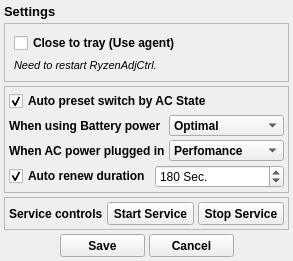
First picture: the form in CtrlSettingsForm.ui, repository xodj/RyzenAdjCtrl, before the edit.
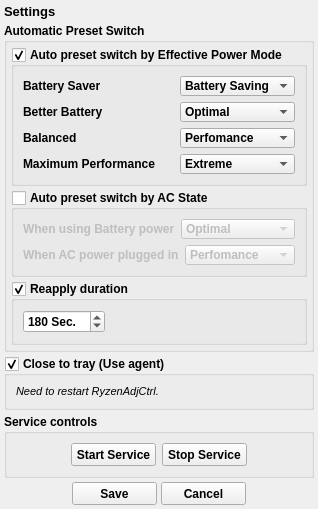
Second picture: the form after the edit.

The edit to the form file:
```diff
--- a/CtrlSettingsForm.ui
+++ b/CtrlSettingsForm.ui
@@ -6,8 +6,8 @@
    <rect>
     <x>0</x>
     <y>0</y>
-    <width>293</width>
-    <height>261</height>
+    <width>303</width>
+    <height>469</height>
    </rect>
   </property>
   <property name="windowTitle">
@@ -44,52 +44,26 @@
     </widget>
    </item>
    <item>
-    <widget class="QFrame" name="frame_3">
-     <property name="frameShape">
-      <enum>QFrame::StyledPanel</enum>
-     </property>
-     <property name="frameShadow">
-      <enum>QFrame::Plain</enum>
-     </property>
-     <layout class="QVBoxLayout" name="verticalLayout_4">
-      <item>
-       <widget class="QCheckBox" name="useAgentCheckBox">
+    <widget class="QGroupBox" name="autoPresetSwitchGroupBox">
         <property name="font">
          <font>
           <weight>75</weight>
           <bold>true</bold>
          </font>
         </property>
-        <property name="text">
-         <string>Close to tray (Use agent)</string>
-        </property>
-       </widget>
-      </item>
-      <item>
-       <widget class="QLabel" name="label_5">
-        <property name="font">
-         <font>
-          <pointsize>8</pointsize>
-          <italic>true</italic>
-         </font>
-        </property>
-        <property name="text">
-         <string>Need to restart RyzenAdjCtrl.</string>
-        </property>
-       </widget>
-      </item>
-     </layout>
-    </widget>
-   </item>
-   <item>
-    <widget class="QFrame" name="frame">
-     <property name="frameShape">
-      <enum>QFrame::StyledPanel</enum>
+     <property name="styleSheet">
+      <string notr="true"/>
+     </property>
+     <property name="title">
+      <string>Automatic Preset Switch</string>
+     </property>
+     <property name="flat">
+      <bool>false</bool>
+     </property>
+     <property name="checkable">
+      <bool>false</bool>
      </property>
-     <property name="frameShadow">
-      <enum>QFrame::Plain</enum>
-     </property>
-     <layout class="QVBoxLayout" name="verticalLayout_2">
+     <layout class="QVBoxLayout" name="verticalLayout_6">
       <property name="spacing">
        <number>4</number>
       </property>
@@ -106,21 +80,295 @@
        <number>4</number>
       </property>
       <item>
-       <widget class="QCheckBox" name="autoPresetSwitchCheckBox">
+       <widget class="QGroupBox" name="epmAutoPresetSwitchGroupBox">
         <property name="font">
          <font>
           <weight>75</weight>
           <bold>true</bold>
          </font>
         </property>
+        <property name="title">
+         <string>Auto preset switch by Effective Power Mode</string>
+        </property>
+        <property name="flat">
+         <bool>true</bool>
+        </property>
+        <property name="checkable">
+         <bool>true</bool>
+        </property>
+        <layout class="QVBoxLayout" name="verticalLayout_7">
+         <item>
+          <layout class="QHBoxLayout" name="horizontalLayout_7">
+           <item>
+            <widget class="QLabel" name="label_6">
+             <property name="font">
+              <font>
+               <weight>75</weight>
+               <bold>true</bold>
+              </font>
+             </property>
         <property name="text">
+              <string>Battery Saver</string>
+             </property>
+            </widget>
+           </item>
+           <item>
+            <widget class="QComboBox" name="epmBatterySaverComboBox">
+             <property name="sizePolicy">
+              <sizepolicy hsizetype="Fixed" vsizetype="Fixed">
+               <horstretch>0</horstretch>
+               <verstretch>0</verstretch>
+              </sizepolicy>
+             </property>
+             <property name="minimumSize">
+              <size>
+               <width>110</width>
+               <height>20</height>
+              </size>
+             </property>
+             <property name="font">
+              <font>
+               <weight>75</weight>
+               <bold>true</bold>
+              </font>
+             </property>
+             <property name="currentIndex">
+              <number>0</number>
+             </property>
+             <item>
+              <property name="text">
+               <string>Battery Saving</string>
+              </property>
+             </item>
+             <item>
+              <property name="text">
+               <string>Optimal</string>
+              </property>
+             </item>
+             <item>
+              <property name="text">
+               <string>Perfomance</string>
+              </property>
+             </item>
+             <item>
+              <property name="text">
+               <string>Extreme</string>
+              </property>
+             </item>
+            </widget>
+           </item>
+          </layout>
+         </item>
+         <item>
+          <layout class="QHBoxLayout" name="horizontalLayout_10">
+           <item>
+            <widget class="QLabel" name="label_9">
+             <property name="font">
+              <font>
+               <weight>75</weight>
+               <bold>true</bold>
+              </font>
+             </property>
+             <property name="text">
+              <string>Better Battery</string>
+             </property>
+            </widget>
+           </item>
+           <item>
+            <widget class="QComboBox" name="epmBetterBatteryComboBox">
+             <property name="sizePolicy">
+              <sizepolicy hsizetype="Fixed" vsizetype="Fixed">
+               <horstretch>0</horstretch>
+               <verstretch>0</verstretch>
+              </sizepolicy>
+             </property>
+             <property name="minimumSize">
+              <size>
+               <width>110</width>
+               <height>20</height>
+              </size>
+             </property>
+             <property name="font">
+              <font>
+               <weight>75</weight>
+               <bold>true</bold>
+              </font>
+             </property>
+             <property name="currentIndex">
+              <number>1</number>
+             </property>
+             <item>
+              <property name="text">
+               <string>Battery Saving</string>
+              </property>
+             </item>
+             <item>
+              <property name="text">
+               <string>Optimal</string>
+              </property>
+             </item>
+             <item>
+              <property name="text">
+               <string>Perfomance</string>
+              </property>
+             </item>
+             <item>
+              <property name="text">
+               <string>Extreme</string>
+              </property>
+             </item>
+            </widget>
+           </item>
+          </layout>
+         </item>
+         <item>
+          <layout class="QHBoxLayout" name="horizontalLayout_9">
+           <item>
+            <widget class="QLabel" name="label_8">
+             <property name="font">
+              <font>
+               <weight>75</weight>
+               <bold>true</bold>
+              </font>
+             </property>
+             <property name="text">
+              <string>Balanced</string>
+             </property>
+            </widget>
+           </item>
+           <item>
+            <widget class="QComboBox" name="epmBalancedComboBox">
+             <property name="sizePolicy">
+              <sizepolicy hsizetype="Fixed" vsizetype="Fixed">
+               <horstretch>0</horstretch>
+               <verstretch>0</verstretch>
+              </sizepolicy>
+             </property>
+             <property name="minimumSize">
+              <size>
+               <width>110</width>
+               <height>20</height>
+              </size>
+             </property>
+             <property name="font">
+              <font>
+               <weight>75</weight>
+               <bold>true</bold>
+              </font>
+             </property>
+             <property name="currentIndex">
+              <number>2</number>
+             </property>
+             <item>
+              <property name="text">
+               <string>Battery Saving</string>
+              </property>
+             </item>
+             <item>
+              <property name="text">
+               <string>Optimal</string>
+              </property>
+             </item>
+             <item>
+              <property name="text">
+               <string>Perfomance</string>
+              </property>
+             </item>
+             <item>
+              <property name="text">
+               <string>Extreme</string>
+              </property>
+             </item>
+            </widget>
+           </item>
+          </layout>
+         </item>
+         <item>
+          <layout class="QHBoxLayout" name="horizontalLayout_8">
+           <item>
+            <widget class="QLabel" name="label_7">
+             <property name="font">
+              <font>
+               <weight>75</weight>
+               <bold>true</bold>
+              </font>
+             </property>
+             <property name="text">
+              <string>Maximum Performance</string>
+             </property>
+            </widget>
+           </item>
+           <item>
+            <widget class="QComboBox" name="epmMaximumPerfomanceComboBox">
+             <property name="sizePolicy">
+              <sizepolicy hsizetype="Fixed" vsizetype="Fixed">
+               <horstretch>0</horstretch>
+               <verstretch>0</verstretch>
+              </sizepolicy>
+             </property>
+             <property name="minimumSize">
+              <size>
+               <width>110</width>
+               <height>20</height>
+              </size>
+             </property>
+             <property name="font">
+              <font>
+               <weight>75</weight>
+               <bold>true</bold>
+              </font>
+             </property>
+             <property name="currentIndex">
+              <number>3</number>
+             </property>
+             <item>
+              <property name="text">
+               <string>Battery Saving</string>
+              </property>
+             </item>
+             <item>
+              <property name="text">
+               <string>Optimal</string>
+              </property>
+             </item>
+             <item>
+              <property name="text">
+               <string>Perfomance</string>
+              </property>
+             </item>
+             <item>
+              <property name="text">
+               <string>Extreme</string>
+              </property>
+             </item>
+            </widget>
+           </item>
+          </layout>
+         </item>
+        </layout>
+       </widget>
+      </item>
+      <item>
+       <widget class="QGroupBox" name="acAutoPresetSwitchGroupBox">
+        <property name="font">
+         <font>
+          <weight>75</weight>
+          <bold>true</bold>
+         </font>
+        </property>
+        <property name="title">
          <string>Auto preset switch by AC State</string>
         </property>
+        <property name="flat">
+         <bool>true</bool>
+        </property>
+        <property name="checkable">
+         <bool>true</bool>
+        </property>
         <property name="checked">
-         <bool>true</bool>
+         <bool>false</bool>
         </property>
-       </widget>
-      </item>
+        <layout class="QVBoxLayout" name="verticalLayout_5">
       <item>
        <layout class="QHBoxLayout" name="horizontalLayout_3">
         <item>
@@ -245,26 +493,34 @@
         </item>
        </layout>
       </item>
+        </layout>
+       </widget>
+      </item>
       <item>
-       <layout class="QHBoxLayout" name="horizontalLayout_5">
-        <item>
-         <widget class="QCheckBox" name="autoPresetApplyDurationCheckBox">
+       <widget class="QGroupBox" name="reapplyDurationGroupBox">
           <property name="font">
            <font>
             <weight>75</weight>
             <bold>true</bold>
            </font>
           </property>
-          <property name="text">
-           <string>Auto renew duration</string>
-          </property>
-          <property name="checked">
+        <property name="title">
+         <string>Reapply duration</string>
+        </property>
+        <property name="flat">
            <bool>true</bool>
           </property>
-         </widget>
-        </item>
+        <property name="checkable">
+         <bool>true</bool>
+        </property>
+        <layout class="QVBoxLayout" name="verticalLayout_2">
         <item>
-         <widget class="QSpinBox" name="autoPresetApplyDurationSpinBox">
+          <layout class="QHBoxLayout" name="horizontalLayout_2">
+           <property name="spacing">
+            <number>0</number>
+           </property>
+           <item>
+            <widget class="QSpinBox" name="reapplyDurationSpinBox">
           <property name="suffix">
            <string> Sec.</string>
           </property>
@@ -282,52 +538,87 @@
           </property>
          </widget>
         </item>
+           <item>
+            <spacer name="horizontalSpacer_3">
+             <property name="orientation">
+              <enum>Qt::Horizontal</enum>
+             </property>
+             <property name="sizeHint" stdset="0">
+              <size>
+               <width>40</width>
+               <height>20</height>
+              </size>
+             </property>
+            </spacer>
+           </item>
        </layout>
       </item>
      </layout>
     </widget>
    </item>
+     </layout>
+    </widget>
+   </item>
    <item>
-    <widget class="QFrame" name="frame_2">
-     <property name="frameShape">
-      <enum>QFrame::StyledPanel</enum>
-     </property>
-     <property name="frameShadow">
-      <enum>QFrame::Plain</enum>
-     </property>
-     <layout class="QVBoxLayout" name="verticalLayout_3">
-      <property name="spacing">
-       <number>4</number>
-      </property>
-      <property name="leftMargin">
-       <number>4</number>
-      </property>
-      <property name="topMargin">
-       <number>4</number>
-      </property>
-      <property name="rightMargin">
-       <number>4</number>
-      </property>
-      <property name="bottomMargin">
-       <number>4</number>
-      </property>
-      <item>
-       <layout class="QHBoxLayout" name="horizontalLayout">
-        <item>
-         <widget class="QLabel" name="label">
+    <widget class="QGroupBox" name="useAgentGroupBox">
           <property name="font">
            <font>
             <weight>75</weight>
             <bold>true</bold>
+      </font>
+     </property>
+     <property name="title">
+      <string>Close to tray (Use agent)</string>
+     </property>
+     <property name="checkable">
+      <bool>true</bool>
+     </property>
+     <layout class="QVBoxLayout" name="verticalLayout_8">
+      <item>
+       <widget class="QLabel" name="label_5">
+        <property name="font">
+         <font>
+          <pointsize>8</pointsize>
+          <weight>50</weight>
+          <italic>true</italic>
+          <bold>false</bold>
            </font>
           </property>
           <property name="text">
+         <string>Need to restart RyzenAdjCtrl.</string>
+        </property>
+       </widget>
+      </item>
+     </layout>
+    </widget>
+   </item>
+   <item>
+    <widget class="QGroupBox" name="serviceControlsGroupBox">
+     <property name="font">
+      <font>
+       <weight>75</weight>
+       <bold>true</bold>
+      </font>
+     </property>
+     <property name="title">
            <string>Service controls</string>
           </property>
-         </widget>
+     <layout class="QHBoxLayout" name="horizontalLayout_5">
+      <item>
+       <spacer name="horizontalSpacer_4">
+        <property name="orientation">
+         <enum>Qt::Horizontal</enum>
+        </property>
+        <property name="sizeHint" stdset="0">
+         <size>
+          <width>40</width>
+          <height>20</height>
+         </size>
+        </property>
+       </spacer>
         </item>
         <item>
-         <widget class="QPushButton" name="sStartPushButton">
+       <widget class="QPushButton" name="serviceStartPushButton">
           <property name="minimumSize">
            <size>
             <width>85</width>
@@ -352,7 +643,7 @@
          </widget>
         </item>
         <item>
-         <widget class="QPushButton" name="sStopPushButton">
+       <widget class="QPushButton" name="serviceStopPushButton">
           <property name="minimumSize">
            <size>
             <width>85</width>
@@ -376,7 +667,18 @@
           </property>
          </widget>
         </item>
-       </layout>
+      <item>
+       <spacer name="horizontalSpacer_5">
+        <property name="orientation">
+         <enum>Qt::Horizontal</enum>
+        </property>
+        <property name="sizeHint" stdset="0">
+         <size>
+          <width>40</width>
+          <height>20</height>
+         </size>
+        </property>
+       </spacer>
       </item>
      </layout>
     </widget>
```
Lines whose indentation alone changed are shown as unchanged.
